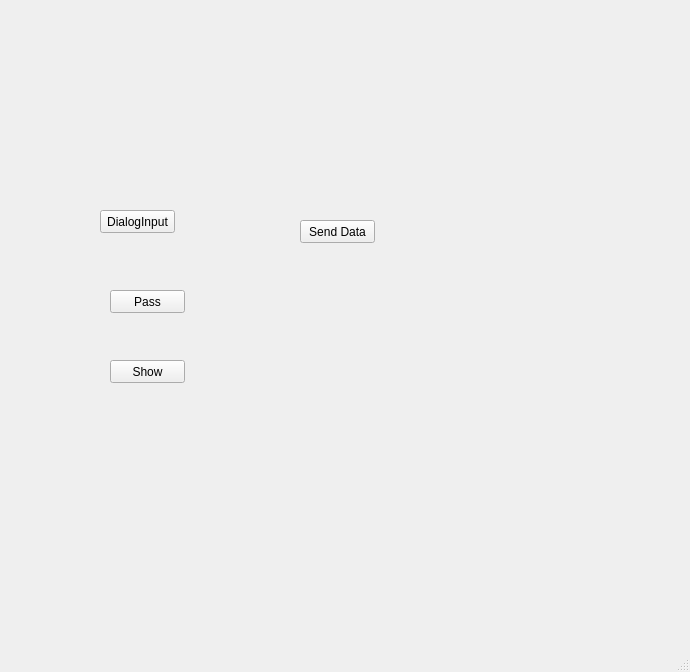
This is mainwindow.ui in Osipof/QtWidgets as Qt 5 draws it before an edit. The edited form follows.
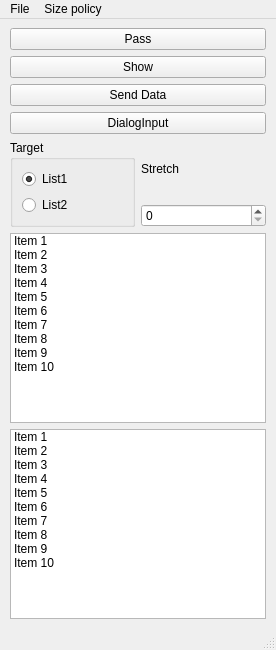
This is the edited form.

```diff
--- a/mainwindow.ui
+++ b/mainwindow.ui
@@ -6,76 +6,261 @@
    <rect>
     <x>0</x>
     <y>0</y>
-    <width>690</width>
-    <height>672</height>
+    <width>276</width>
+    <height>650</height>
    </rect>
   </property>
+  <property name="sizePolicy">
+   <sizepolicy hsizetype="Fixed" vsizetype="Preferred">
+    <horstretch>0</horstretch>
+    <verstretch>0</verstretch>
+   </sizepolicy>
+  </property>
   <property name="windowTitle">
    <string>MainWindow</string>
   </property>
-  <widget class="QWidget" name="centralwidget">
-   <widget class="QPushButton" name="pushButtonDialogInput">
-    <property name="geometry">
-     <rect>
-      <x>100</x>
-      <y>210</y>
-      <width>75</width>
-      <height>23</height>
-     </rect>
-    </property>
-    <property name="text">
-     <string>DialogInput</string>
-    </property>
-   </widget>
-   <widget class="QPushButton" name="pushButtonPass">
-    <property name="geometry">
-     <rect>
-      <x>110</x>
-      <y>290</y>
-      <width>75</width>
-      <height>23</height>
-     </rect>
-    </property>
-    <property name="text">
-     <string>Pass</string>
-    </property>
-   </widget>
-   <widget class="QPushButton" name="pushButtonShow">
-    <property name="geometry">
-     <rect>
-      <x>110</x>
-      <y>360</y>
-      <width>75</width>
-      <height>23</height>
-     </rect>
-    </property>
-    <property name="text">
-     <string>Show</string>
-    </property>
-   </widget>
-   <widget class="QPushButton" name="pushButtonSendData">
-    <property name="geometry">
-     <rect>
-      <x>300</x>
-      <y>220</y>
-      <width>75</width>
-      <height>23</height>
-     </rect>
-    </property>
-    <property name="text">
-     <string>Send Data</string>
-    </property>
-   </widget>
+  <widget class="QWidget" name="VerticalLayoutMain">
+   <property name="sizePolicy">
+    <sizepolicy hsizetype="Fixed" vsizetype="Preferred">
+     <horstretch>0</horstretch>
+     <verstretch>0</verstretch>
+    </sizepolicy>
+   </property>
+   <layout class="QGridLayout" name="gridLayout">
+    <item row="0" column="0">
+     <layout class="QVBoxLayout" name="verticalLayout_2">
+      <item>
+       <layout class="QVBoxLayout" name="verticalLayout">
+        <item>
+         <widget class="QPushButton" name="pushButtonPass">
+          <property name="text">
+           <string>Pass</string>
+          </property>
+         </widget>
+        </item>
+        <item>
+         <widget class="QPushButton" name="pushButtonShow">
+          <property name="text">
+           <string>Show</string>
+          </property>
+         </widget>
+        </item>
+        <item>
+         <widget class="QPushButton" name="pushButtonSendData">
+          <property name="text">
+           <string>Send Data</string>
+          </property>
+         </widget>
+        </item>
+        <item>
+         <widget class="QPushButton" name="pushButtonDialogInput">
+          <property name="text">
+           <string>DialogInput</string>
+          </property>
+         </widget>
+        </item>
+       </layout>
+      </item>
+      <item>
+       <layout class="QHBoxLayout" name="horizontalLayout">
+        <item>
+         <widget class="QGroupBox" name="groupBoxTarget">
+          <property name="title">
+           <string>Target</string>
+          </property>
+          <layout class="QVBoxLayout" name="verticalLayoutTarget">
+           <item>
+            <widget class="QRadioButton" name="radioButtonList1">
+             <property name="tabletTracking">
+              <bool>false</bool>
+             </property>
+             <property name="text">
+              <string>List1</string>
+             </property>
+             <property name="checked">
+              <bool>true</bool>
+             </property>
+            </widget>
+           </item>
+           <item>
+            <widget class="QRadioButton" name="radioButtonList2">
+             <property name="text">
+              <string>List2</string>
+             </property>
+            </widget>
+           </item>
+          </layout>
+         </widget>
+        </item>
+        <item>
+         <layout class="QVBoxLayout" name="verticalLayoutStretch">
+          <item>
+           <widget class="QLabel" name="labelStretch">
+            <property name="text">
+             <string>Stretch</string>
+            </property>
+           </widget>
+          </item>
+          <item>
+           <widget class="QSpinBox" name="spinBoxStretch"/>
+          </item>
+         </layout>
+        </item>
+       </layout>
+      </item>
+      <item>
+       <widget class="QListWidget" name="listWidget1">
+        <property name="sizePolicy">
+         <sizepolicy hsizetype="Fixed" vsizetype="Expanding">
+          <horstretch>0</horstretch>
+          <verstretch>0</verstretch>
+         </sizepolicy>
+        </property>
+        <item>
+         <property name="text">
+          <string>Item 1</string>
+         </property>
+        </item>
+        <item>
+         <property name="text">
+          <string>Item 2</string>
+         </property>
+        </item>
+        <item>
+         <property name="text">
+          <string>Item 3</string>
+         </property>
+        </item>
+        <item>
+         <property name="text">
+          <string>Item 4</string>
+         </property>
+        </item>
+        <item>
+         <property name="text">
+          <string>Item 5</string>
+         </property>
+        </item>
+        <item>
+         <property name="text">
+          <string>Item 6</string>
+         </property>
+        </item>
+        <item>
+         <property name="text">
+          <string>Item 7</string>
+         </property>
+        </item>
+        <item>
+         <property name="text">
+          <string>Item 8</string>
+         </property>
+        </item>
+        <item>
+         <property name="text">
+          <string>Item 9</string>
+         </property>
+        </item>
+        <item>
+         <property name="text">
+          <string>Item 10</string>
+         </property>
+        </item>
+       </widget>
+      </item>
+      <item>
+       <widget class="QListWidget" name="listWidget2">
+        <property name="sizePolicy">
+         <sizepolicy hsizetype="Fixed" vsizetype="Expanding">
+          <horstretch>0</horstretch>
+          <verstretch>0</verstretch>
+         </sizepolicy>
+        </property>
+        <item>
+         <property name="text">
+          <string>Item 1</string>
+         </property>
+        </item>
+        <item>
+         <property name="text">
+          <string>Item 2</string>
+         </property>
+        </item>
+        <item>
+         <property name="text">
+          <string>Item 3</string>
+         </property>
+        </item>
+        <item>
+         <property name="text">
+          <string>Item 4</string>
+         </property>
+        </item>
+        <item>
+         <property name="text">
+          <string>Item 5</string>
+         </property>
+        </item>
+        <item>
+         <property name="text">
+          <string>Item 6</string>
+         </property>
+        </item>
+        <item>
+         <property name="text">
+          <string>Item 7</string>
+         </property>
+        </item>
+        <item>
+         <property name="text">
+          <string>Item 8</string>
+         </property>
+        </item>
+        <item>
+         <property name="text">
+          <string>Item 9</string>
+         </property>
+        </item>
+        <item>
+         <property name="text">
+          <string>Item 10</string>
+         </property>
+        </item>
+       </widget>
+      </item>
+     </layout>
+    </item>
+   </layout>
   </widget>
   <widget class="QMenuBar" name="menubar">
    <property name="geometry">
     <rect>
      <x>0</x>
      <y>0</y>
-     <width>690</width>
+     <width>276</width>
      <height>21</height>
     </rect>
    </property>
+   <widget class="QMenu" name="menuFile">
+    <property name="title">
+     <string>File</string>
+    </property>
+    <addaction name="actionExit"/>
+   </widget>
+   <widget class="QMenu" name="menuSizePolicy">
+    <property name="title">
+     <string>Size policy</string>
+    </property>
+    <addaction name="actionFixed"/>
+    <addaction name="actionMinimum"/>
+    <addaction name="actionMaximum"/>
+    <addaction name="actionPrefered"/>
+    <addaction name="actionMinimumExpanding"/>
+    <addaction name="actionExpanding"/>
+    <addaction name="actionIgnored"/>
+   </widget>
+   <addaction name="menuFile"/>
+   <addaction name="menuSizePolicy"/>
   </widget>
   <widget class="QStatusBar" name="statusbar"/>
  </widget>
```
Left out of the diff: 83 changed lines with no effect on the pictures.
